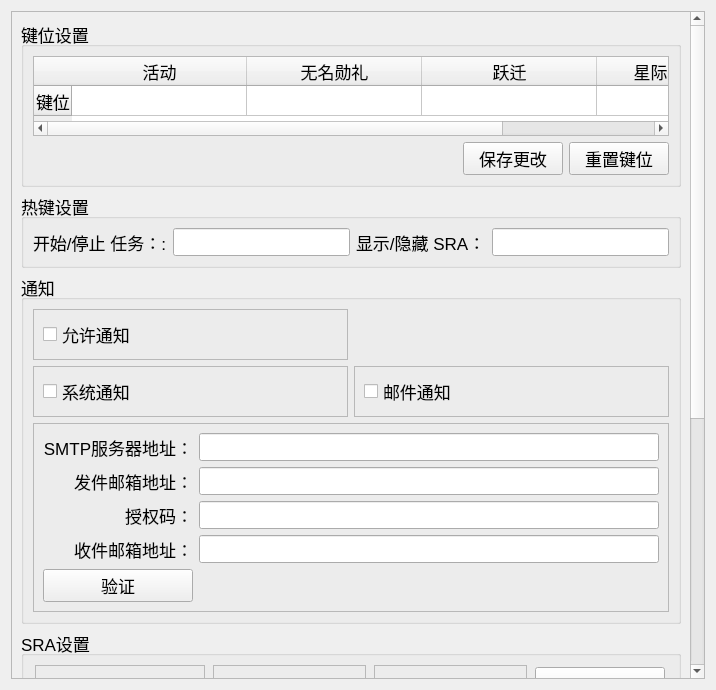
Above: res/ui/settings_page.ui from Shasnow/StarRailAssistant before the change. Below: the same form after it.
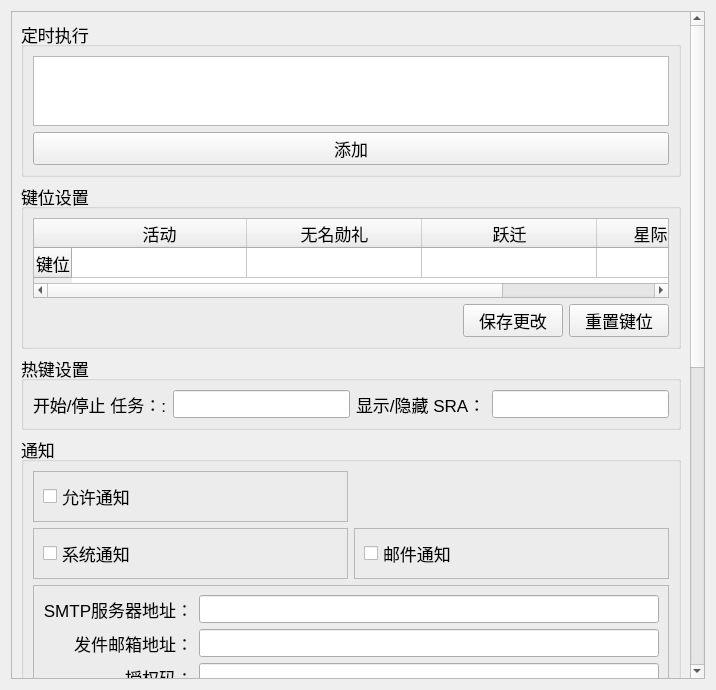
That is the form after the change.

Diff of the .ui file:
```diff
--- a/res/ui/settings_page.ui
+++ b/res/ui/settings_page.ui
@@ -30,10 +30,29 @@
         <x>0</x>
         <y>0</y>
         <width>684</width>
-        <height>1015</height>
+        <height>1156</height>
        </rect>
       </property>
       <layout class="QVBoxLayout" name="verticalLayout">
+       <item>
+        <widget class="QGroupBox" name="groupBox_2">
+         <property name="title">
+          <string>定时执行</string>
+         </property>
+         <layout class="QGridLayout" name="gridLayout_7">
+          <item row="0" column="0">
+           <widget class="QListWidget" name="listWidget"/>
+          </item>
+          <item row="1" column="0">
+           <widget class="QPushButton" name="pushButton">
+            <property name="text">
+             <string>添加</string>
+            </property>
+           </widget>
+          </item>
+         </layout>
+        </widget>
+       </item>
        <item>
         <widget class="QGroupBox" name="groupBox_6">
          <property name="title">
```
